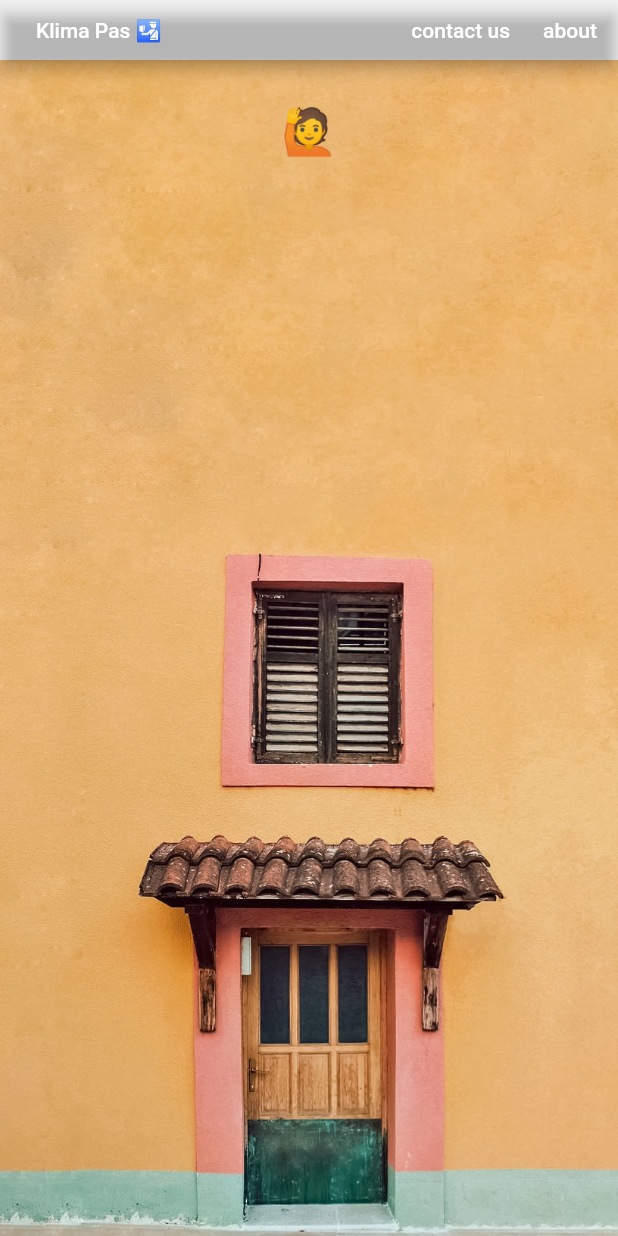
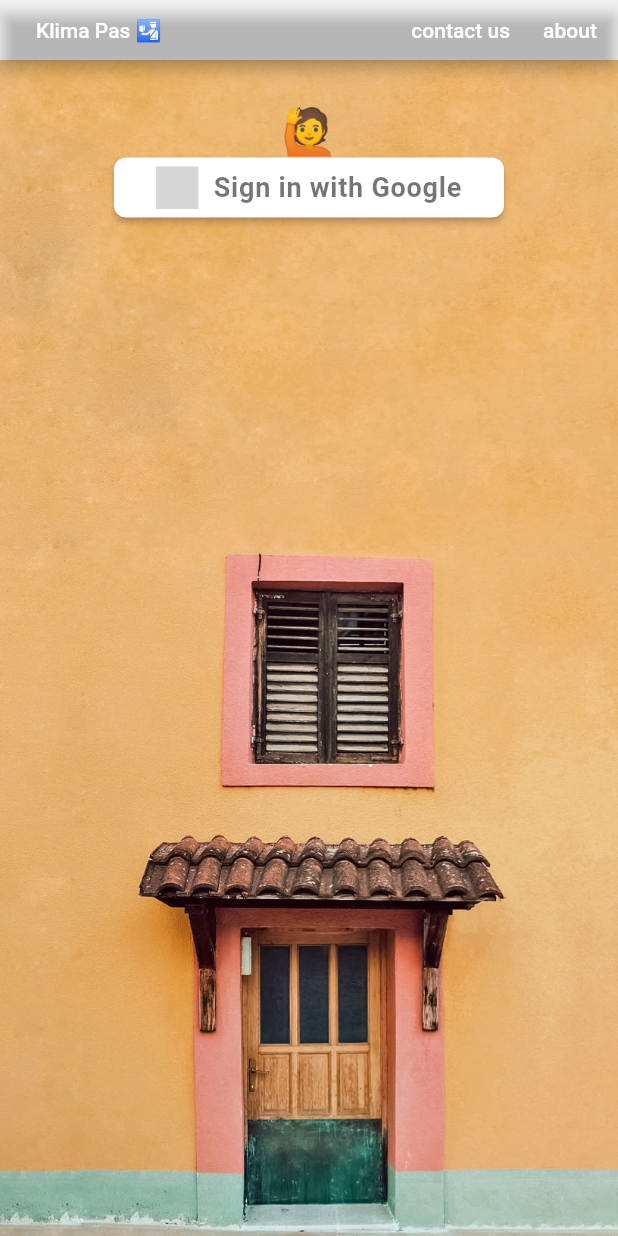
Before and after one commit to samuelnihoul/cpi3, a Flutter app: the screen it shows after launch, on a phone screen of 412 x 824 dp. Run offline on Flutter 3.47's test engine with Material 2 defaults, Android fonts, the phone set to English and light mode, and no system bars; our stand-ins replace auth_buttons, bubble, cross_file, file, file_picker, firebase_analytics and 3 more; missing offline and left inert: download; accounts and stored records are empty; grey boxes are pictures that could not be loaded.

Commit message:
app registration

```diff
--- a/lib/main.dart
+++ b/lib/main.dart
@@ -37,7 +37,7 @@ class MyApp extends StatelessWidget {
       child: MaterialApp(
         routes: {
           '/certificates': (context) => MyCertificates(),
-          '/dashboard': (context) => Dashboard(),
+          '/dashboard': (context) => const Dashboard(),
           '/about': (context) => const Bout(),
         },
         title: 'Klima Pas 🛂',
@@ -61,7 +61,11 @@ class MyHomePage extends StatelessWidget {
     GoogleAuthProvider googleProvider = GoogleAuthProvider();
 
     // Once signed in, return the UserCredential
+    if (kIsWeb) {
+      return await FirebaseAuth.instance.signInWithPopup(googleProvider);
+    } else {
       return await FirebaseAuth.instance.signInWithAuthProvider(googleProvider);
+    }
 
     // Or use signInWithRedirect
     // return await FirebaseAuth.instance.signInWithRedirect(googleProvider);
@@ -77,19 +81,17 @@ class MyHomePage extends StatelessWidget {
               image: AssetImage('assets/roadmap.jpg'), fit: BoxFit.fitHeight),
         ),
         child: Container(
-          padding: EdgeInsets.only(top: 30),
+          padding: const EdgeInsets.only(top: 30),
           child: Center(
             child: Column(children: <Widget>[
               const Text("🙋",
                   style: TextStyle(fontSize: 30, fontWeight: FontWeight.bold)),
-              (kIsWeb)
-                  ? GoogleAuthButton(
+              GoogleAuthButton(
                 onPressed: () async {
                   await signInWithGoogle();
                   Navigator.pushNamed(context, '/dashboard');
                 },
               )
-                  : Container()
             ]),
           ),
         ),
```
Also changed, not shown: pubspec.lock, 5 other files. Lines whose indentation alone changed are shown as unchanged.
